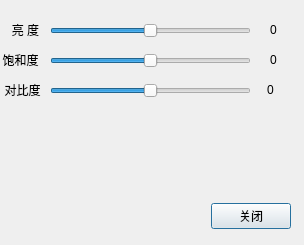
Above: FLB_AVOperator/dlgvideoparam.ui from 1064867069/FLB_AVOperator before the change. Below: the same form after it.
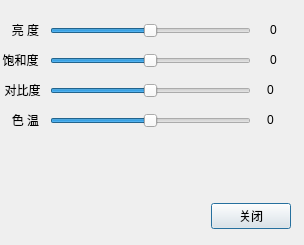
That is the form after the change.

What changed in the file:
```diff
--- a/FLB_AVOperator/dlgvideoparam.ui
+++ b/FLB_AVOperator/dlgvideoparam.ui
@@ -228,6 +228,62 @@
     <set>Qt::AlignCenter</set>
    </property>
   </widget>
+  <widget class="QLabel" name="m_labelClrTemp">
+   <property name="geometry">
+    <rect>
+     <x>10</x>
+     <y>110</y>
+     <width>31</width>
+     <height>20</height>
+    </rect>
+   </property>
+   <property name="font">
+    <font>
+     <pointsize>9</pointsize>
+    </font>
+   </property>
+   <property name="text">
+    <string>色 温</string>
+   </property>
+   <property name="alignment">
+    <set>Qt::AlignCenter</set>
+   </property>
+  </widget>
+  <widget class="QSlider" name="m_pSliderClrTemp">
+   <property name="geometry">
+    <rect>
+     <x>50</x>
+     <y>110</y>
+     <width>201</width>
+     <height>22</height>
+    </rect>
+   </property>
+   <property name="minimum">
+    <number>-50</number>
+   </property>
+   <property name="maximum">
+    <number>50</number>
+   </property>
+   <property name="orientation">
+    <enum>Qt::Horizontal</enum>
+   </property>
+  </widget>
+  <widget class="QLabel" name="m_labelCurClrTemp">
+   <property name="geometry">
+    <rect>
+     <x>260</x>
+     <y>110</y>
+     <width>21</width>
+     <height>20</height>
+    </rect>
+   </property>
+   <property name="text">
+    <string>0</string>
+   </property>
+   <property name="alignment">
+    <set>Qt::AlignCenter</set>
+   </property>
+  </widget>
  </widget>
  <resources/>
  <connections>
```
Left out of the diff: 4 changed lines with no effect on the pictures.
